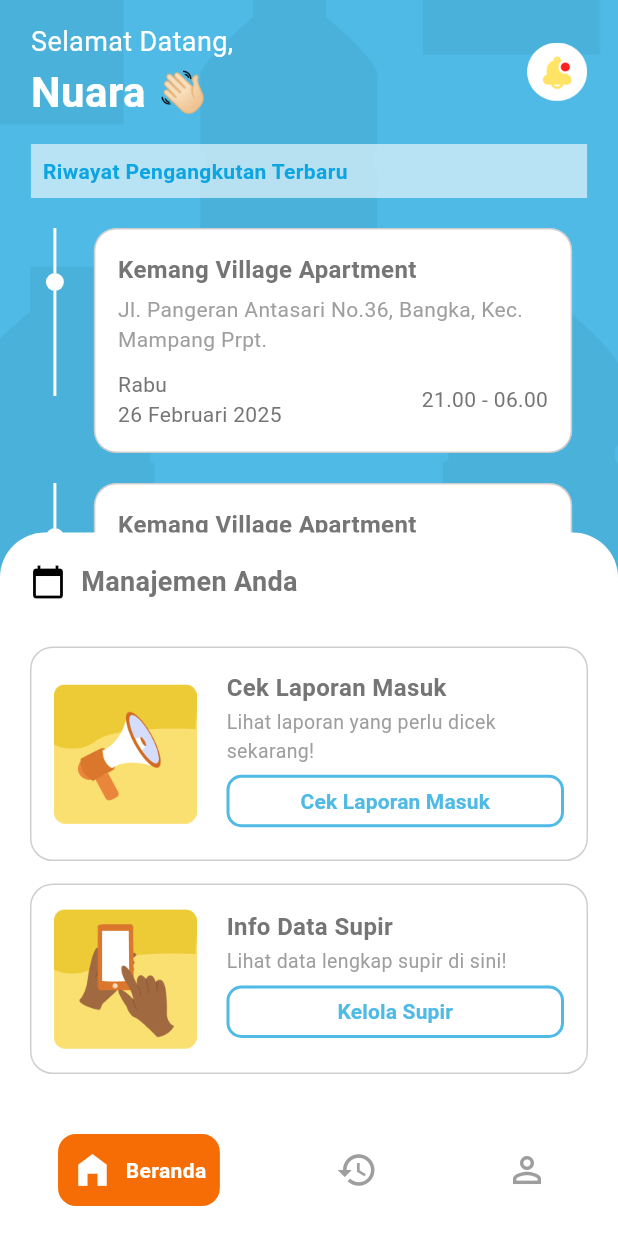
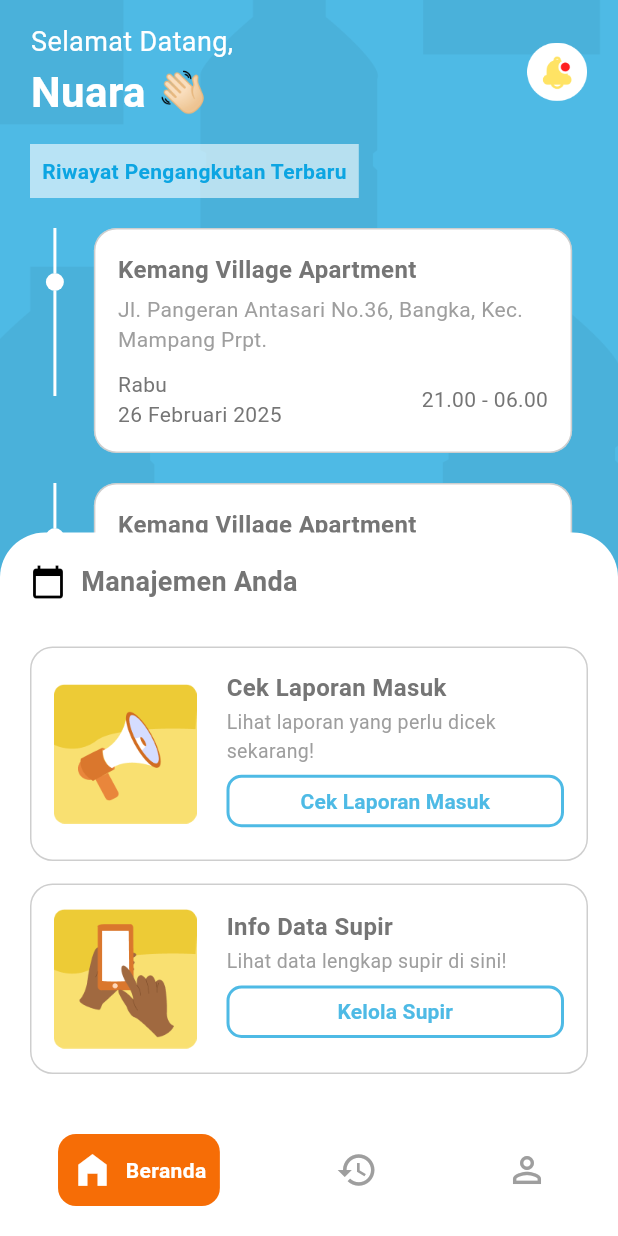
Before and after one commit to azzahrarinaldi/bersihku-app, a Flutter app: the AdminHomeScreen screen opened by its route, on a phone screen of 412 x 824 dp. Run offline on Flutter 3.47's test engine with Material 3 defaults, Android fonts, the light colour scheme and no system bars; Roboto replaces fonts that are missing (PlusJakartaSans).

Commit message:
fixing container admin

```diff
--- a/lib/main.dart
+++ b/lib/main.dart
@@ -27,7 +27,7 @@ class MyApp extends StatelessWidget {
           bodySmall: TextStyle(color: Color(0xFF757575)),
         ),
       ),
-      initialRoute: '/',
+      initialRoute: '/home-admin',
       routes: {
         '/': (context) => const SplashScreen(),
         '/on-boarding' : (context) => const OnboardingScreen(),
--- a/lib/ui/admin-front/home-admin/components/header.dart
+++ b/lib/ui/admin-front/home-admin/components/header.dart
@@ -9,6 +9,7 @@ class HeaderSection extends StatelessWidget {
   @override
   Widget build(BuildContext context) {
     return Column(
+      crossAxisAlignment: CrossAxisAlignment.start,
       children: [
         Container(
           padding: EdgeInsets.symmetric(
@@ -38,9 +39,8 @@ class HeaderSection extends StatelessWidget {
           ),
         ),
         Padding(
-          padding: EdgeInsets.symmetric(horizontal: screenWidth * 0.05),
+          padding: EdgeInsets.only(left: 20),
           child: Container(
-            alignment: Alignment.centerLeft,
             padding: const EdgeInsets.all(8),
             decoration: BoxDecoration(
               color: Colors.white.withOpacity(0.6),
```
